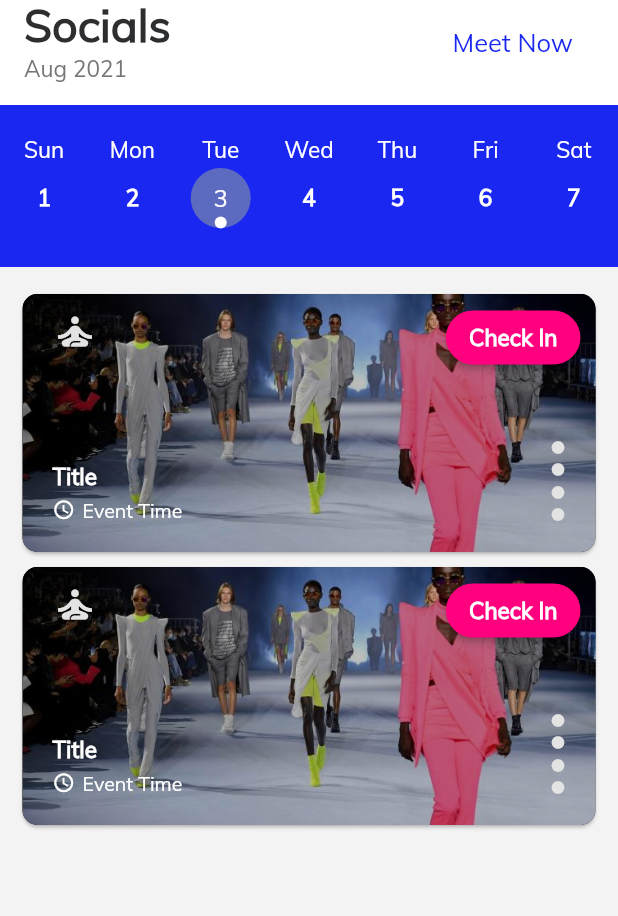
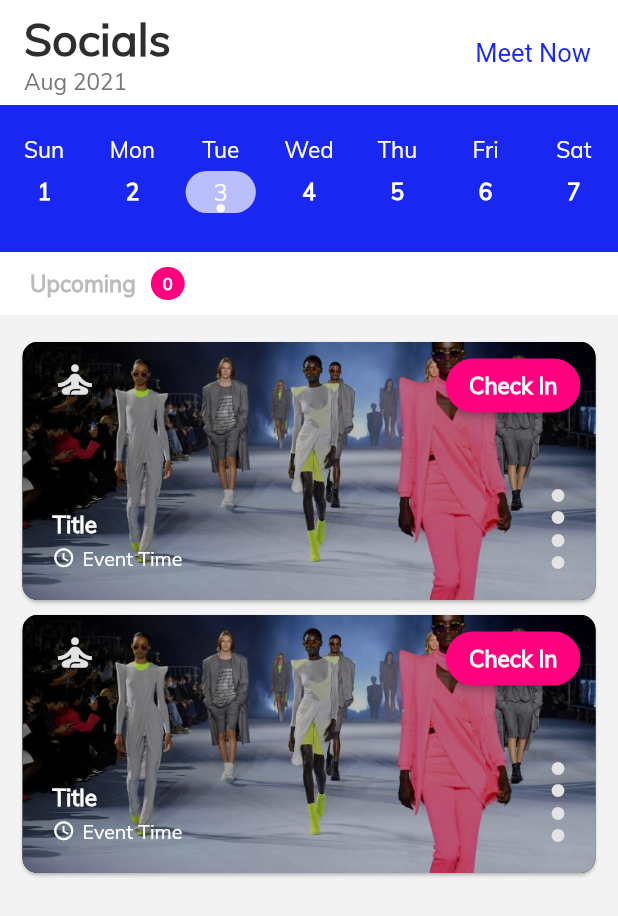
Before and after one commit to beachpebble/simposi, a Flutter app: the SimposiCalendar screen opened by its route, on a phone screen of 412 x 824 dp. Shown: the top 916 px of the screen. Run offline on Flutter 3.47's test engine with Material 2 defaults, Android fonts, the phone set to English and light mode, and no system bars; drawn by our look-alikes of table_calendar; our stand-ins replace bloc, cached_network_image, cookie_jar, dio, dio_cookie_manager, email_validator and 16 more; missing offline and left inert: google_maps_webservice; accounts and stored records are empty; generated files the repository leaves out were written again; network calls fail; project files that could hold a hidden picture were left out.

```diff
--- a/lib/calendar/calendarbackground.dart
+++ b/lib/calendar/calendarbackground.dart
@@ -39,7 +39,8 @@ class SimposiCalendarBackground extends StatelessWidget {
         SizedBox(height: 20.0),
         SmallPinkButton(
             buttonLabel: 'Meet Now',
-            nextPage: '/createevent'),
+            nextPage: '/createevent'
+        ),
       ],
     );
   }
--- a/lib/calendar/simposicalendar.dart
+++ b/lib/calendar/simposicalendar.dart
@@ -37,7 +37,6 @@ class _SimposiCalendarState extends State<SimposiCalendar> {
   @override
   void initState() {
     super.initState();
-
     _selectedDays.add(_focusedDay.value);
     _selectedEvents = ValueNotifier(_getEventsForDay(_focusedDay.value));
   }
@@ -115,23 +114,34 @@ class _SimposiCalendarState extends State<SimposiCalendar> {
             );
           },
         ),
-        simposiAction: SimposiTextButton(
-          buttonLabel: 'Meet Now',
-          // nextPage: '/createevent',
-          fontSize: 17,
-          fontWeight: FontWeight.w500,
-          onClick: () {},
+
+        simposiAction: Row(
+          children: [
+            TextButton(
+              child: Text('Meet Now',
+              style: TextStyle(
+                fontSize: 17
+                ),
+              ),
+              onPressed: () => {
+                Navigator.of(context).pushNamed('/createevent1'),
+              },
+            ),
+            SizedBox(width: 10),
+          ],
         ),
       ),
+
       body: Column(
         children: [
           // Calendar Style & Settings
           Container(
-            padding: const EdgeInsets.fromLTRB(0, 20, 0, 20),
+            padding: const EdgeInsets.symmetric(vertical: 20),
             color: SimposiAppColors.simposiDarkBlue,
             child: TableCalendar<Event>(
               firstDay: kFirstDay,
               lastDay: kLastDay,
+              // TODO: Add a Custom Focused Day via Focused Day Builder
               focusedDay: _focusedDay.value,
               headerVisible: false,
               selectedDayPredicate: (day) => _selectedDays.contains(day),
@@ -141,6 +151,8 @@ class _SimposiCalendarState extends State<SimposiCalendar> {
               rangeSelectionMode: _rangeSelectionMode,
               eventLoader: _getEventsForDay,
               onPageChanged: (focusedDay) => _focusedDay.value = focusedDay,
+              rowHeight: 40,
+              daysOfWeekHeight: 18,
               daysOfWeekStyle: DaysOfWeekStyle(
                 weekdayStyle: TextStyle(
                   color: Colors.white,
@@ -170,11 +182,60 @@ class _SimposiCalendarState extends State<SimposiCalendar> {
                   color: SimposiAppColors.simposiFadedBlue,
                   shape: BoxShape.circle,
                 ),
+                // Today Marker (Oval Bubble) //TODO: I think this is the one which needs to be overwritten for focused day
+                selectedDecoration: const BoxDecoration(
+                  shape: BoxShape.rectangle,
+                  color: Colors.white70,
+                  borderRadius: const BorderRadius.all(
+                    const Radius.circular(20),
+                  ),
+                ),
                 markerDecoration: BoxDecoration(
                   color: Colors.white,
                   shape: BoxShape.circle,
                 ),
               ),
+            ),
+          ),
+
+          // Upcoming Counter Bar
+          Container(
+            color: Colors.white,
+            padding: EdgeInsets.symmetric(horizontal: 20, vertical: 10),
+            child: Row(
+              children: [
+                Text('Upcoming',
+                  style: TextStyle(
+                    color: Color(0xFFBBBBBB),
+                    fontWeight: FontWeight.w900,
+                  ),
+                ),
+
+                SizedBox(width: 10),
+
+                Container(
+                  padding: EdgeInsets.symmetric(horizontal: 8, vertical: 4),
+                  decoration: new BoxDecoration(
+                    color: SimposiAppColors.simposiPink,
+                    borderRadius: BorderRadius.circular(20),
+                  ),
+                  constraints: BoxConstraints(
+                    minWidth: 20,
+                    minHeight: 20,
+                  ),
+                  child: Text(
+                    // TODO: Set Variable for Counter which displays RSVPs where status = Accepted or Created by ELSE display 0
+                    '0',
+                    style: TextStyle(
+                      color: Colors.white,
+                      fontSize: 11,
+                      fontWeight: FontWeight.w900,
+                    ),
+                    textAlign: TextAlign.center,
+                  ),
+                ),
+
+              ],
             ),
           ),
 
--- a/lib/calendar/socialsscreen.dart
+++ b/lib/calendar/socialsscreen.dart
@@ -20,19 +20,16 @@ class SocialsScreen extends StatelessWidget {
   Widget build(BuildContext context) => Scaffold(
         appBar: SimposiAppBar(
           simposiTitle: 'Socials',
-          simposiSubTitle: Text(
-            'Month',
-            style: TextStyle(
-              color: SimposiAppColors.simposiLightText,
-              fontSize: 13,
+          simposiSubTitle: Text('Month'),
+          simposiAction: TextButton(
+            child: Text('Meet Now',
+              style: TextStyle(
+                  fontSize: 17
+              ),
             ),
-          ),
-          simposiAction: SimposiTextButton(
-            buttonLabel: 'Meet Now',
-            // nextPage: '/eventlist',
-            fontSize: 19,
-            fontWeight: FontWeight.w500,
-            onClick: () {},
+            onPressed: () => {
+              Navigator.of(context).pushNamed('/createevent1'),
+            },
           ),
         ),
         body: Column(
--- a/lib/global/routegenerator.dart
+++ b/lib/global/routegenerator.dart
@@ -5,14 +5,15 @@
 *  Copyright ©2018-2021 Simposi Inc. All rights reserved.
 */
 
+// Global
 import 'package:flutter/material.dart';
 import 'package:flutter_bloc/flutter_bloc.dart';
-import 'package:simposi_app_v4/affinityindex/affinityratingcards.dart';
-import 'package:simposi_app_v4/affinityindex/reportuser.dart';
-import 'package:simposi_app_v4/authentication/createprofile/signup1_create_account/signup1_create_account_cubit.dart';
+import 'package:simposi_app_v4/global/theme/elements/formappbar.dart';
+import 'package:simposi_app_v4/global/theme/appcolors.dart';
 
 // Create Profile
 import 'package:simposi_app_v4/authentication/createprofile/signup1_create_account/signup1createaccount.dart';
+import 'package:simposi_app_v4/authentication/createprofile/signup1_create_account/signup1_create_account_cubit.dart';
 import 'package:simposi_app_v4/authentication/createprofile/signup2gender.dart';
 import 'package:simposi_app_v4/authentication/createprofile/signup3generation.dart';
 import 'package:simposi_app_v4/authentication/createprofile/signup4income.dart';
@@ -31,57 +32,56 @@ import 'package:simposi_app_v4/authentication/login/loginscreen/loginscreen.dart
 import 'package:simposi_app_v4/authentication/login/reset_password_complete/reset_password_complete_cubit.dart';
 import 'package:simposi_app_v4/authentication/login/reset_password_complete/reset_password_screen.dart';
 import 'package:simposi_app_v4/authentication/login/splash_screen.dart';
-import 'package:simposi_app_v4/authentication/login/change_password/change_password_screen.dart';
+import 'package:simposi_app_v4/bloc/auth/authentication_bloc.dart';
+import 'package:simposi_app_v4/calendar/simposicalendar.dart'; // Home/Socials
 
-// Login
-import 'package:simposi_app_v4/authentication/login/getstartedscreen.dart';
-import 'package:simposi_app_v4/authentication/login/loginscreen/loginscreen.dart';
-import 'package:simposi_app_v4/authentication/login/reset_password_complete/reset_password_complete_cubit.dart';
-import 'package:simposi_app_v4/authentication/login/reset_password_complete/reset_password_screen.dart';
-import 'package:simposi_app_v4/authentication/login/splash_screen.dart';
-import 'package:simposi_app_v4/bloc/auth/authentication_bloc.dart';
-import 'package:simposi_app_v4/calendar/simposicalendar.dart';
+// Manage Profile
+import 'package:simposi_app_v4/profile/profilescreen.dart';
+import 'package:simposi_app_v4/profile/profilemenu.dart';
+import 'package:simposi_app_v4/profile/editprofileform.dart';
+import 'package:simposi_app_v4/profile/emergencycontact.dart';
+import 'package:simposi_app_v4/profile/faqscreen.dart';
+import 'package:simposi_app_v4/profile/subscribe.dart';
+import 'package:simposi_app_v4/profile/invitationsettings.dart';
+import 'package:simposi_app_v4/profile/privacy.dart';
+import 'package:simposi_app_v4/profile/termsofuse.dart';
+import 'package:simposi_app_v4/repository/profile_repository.dart';
+import 'package:simposi_app_v4/profile/subscriptionpurchase.dart';
+
+// Alerts & Notifications
+import 'package:simposi_app_v4/notifications/alertsscreen.dart';
+import 'package:simposi_app_v4/notifications/newtimesuggestedalert.dart';
+import 'package:simposi_app_v4/notifications/youlikeeachother.dart';
+import 'package:simposi_app_v4/notifications/adminalert.dart';
+
+// Calendar (Home)
+import 'theme/elements/simposihome.dart';
+import 'package:simposi_app_v4/eventdetails/eventdetails.dart';
+import 'package:simposi_app_v4/eventdetails/eventwidgets/cancelrsvp.dart';
+import 'package:simposi_app_v4/eventdetails/eventwidgets/invitationcard.dart';
+import 'package:simposi_app_v4/eventdetails/eventwidgets/proposenewtime.dart';
+import 'package:simposi_app_v4/eventdetails/eventwidgets/reportevent.dart';
+
+// Create Event
+import 'package:simposi_app_v4/eventdetails/createevent1.dart';
+import 'package:simposi_app_v4/eventdetails/createevent2location.dart';
+import 'package:simposi_app_v4/eventdetails/createevent3tags.dart';
+import 'package:simposi_app_v4/eventdetails/createevent4gender.dart';
+import 'package:simposi_app_v4/eventdetails/createevent5generations.dart';
+import 'package:simposi_app_v4/eventdetails/createevent6income.dart';
+import 'package:simposi_app_v4/eventdetails/createevent7pickinvitation.dart';
 
 // Check In
 import 'package:simposi_app_v4/checkin/firsttoarrivemodal.dart';
 import 'package:simposi_app_v4/checkin/groupfinder.dart';
 import 'package:simposi_app_v4/checkin/groupfinderchat.dart';
+import 'package:simposi_app_v4/affinityindex/affinityratingcards.dart';
+import 'package:simposi_app_v4/affinityindex/reportuser.dart';
 
 // Discover
 import 'package:simposi_app_v4/discover/discoverscreen.dart';
 
-// POS
-import 'package:simposi_app_v4/eventdetails/createeventform.dart';
-import 'package:simposi_app_v4/eventdetails/eventdetails.dart';
-import 'package:simposi_app_v4/eventdetails/eventwidgets/cancelrsvp.dart';
-import 'package:simposi_app_v4/eventdetails/eventwidgets/invitationcard.dart';
-import 'package:simposi_app_v4/eventdetails/eventwidgets/proposenewtime.dart';
-import 'package:simposi_app_v4/eventdetails/eventwidgets/reportevent.dart';
-import 'package:simposi_app_v4/global/theme/appcolors.dart';
-import 'package:simposi_app_v4/global/theme/elements/formappbar.dart';
-import 'package:simposi_app_v4/notifications/adminalert.dart';
 
-// Alerts & Notifications
-import 'package:simposi_app_v4/notifications/alertsscreen.dart';
-import 'package:simposi_app_v4/notifications/newtimesuggestedalert.dart';
-import 'package:simposi_app_v4/notifications/youlikeeachother.dart';
-import 'package:simposi_app_v4/pos/pickinvitation.dart';
-import 'package:simposi_app_v4/pos/subscriptionpurchase.dart';
-import 'package:simposi_app_v4/profile/editprofileform.dart';
-import 'package:simposi_app_v4/profile/emergencycontact.dart';
-import 'package:simposi_app_v4/profile/faqscreen.dart';
-import 'package:simposi_app_v4/profile/invitationsettings.dart';
-import 'package:simposi_app_v4/profile/privacy.dart';
-import 'package:simposi_app_v4/profile/profilemenu.dart';
-
-// Manage Profile
-import 'package:simposi_app_v4/profile/profilescreen.dart';
-import 'package:simposi_app_v4/profile/subscribe.dart';
-import 'package:simposi_app_v4/profile/termsofuse.dart';
-import 'package:simposi_app_v4/repository/profile_repository.dart';
-
-// Calendar (Home)
-import 'theme/elements/simposihome.dart';
 
 class RouteGenerator {
   static const String FORGOT_PASSWORD_DL = "/ResetPassword?token=";
@@ -108,6 +108,7 @@ class RouteGenerator {
                       phone: settings.arguments as String),
                   child: ResetPasswordScreen(),
                 ));
+
       // Create Profile
       case '/signup1':
         return MaterialPageRoute(
@@ -153,7 +154,8 @@ class RouteGenerator {
                       profileRepository: context.read()),
                   child: SignUpForm8(),
                 ));
-      // Profile Screen
+
+      // Manage Profile
       case '/profilescreen':
         return MaterialPageRoute(builder: (_) => ProfileScreen());
       case '/subscribe':
@@ -168,8 +170,13 @@ class RouteGenerator {
         return MaterialPageRoute(builder: (_) => EmergencyContact());
       case '/faq':
         return MaterialPageRoute(builder: (_) => FAQScreen());
+      case '/privacy' :
+        return MaterialPageRoute(builder: (_) => PrivacyScreen());
       case '/tou':
         return MaterialPageRoute(builder: (_) => TermsOfUse());
+      case '/subscriptionpurchase' :
+        return MaterialPageRoute(builder: (_) => SubscriptionPurchase());
+
       // Calendar
       case '/home':
         return MaterialPageRoute(builder: (_) => SimposiHome());
@@ -185,6 +192,7 @@ class RouteGenerator {
         return MaterialPageRoute(builder: (_) => ProposeNewTime());
       case '/reportevent':
         return MaterialPageRoute(builder: (_) => ReportEvent());
+
       // Check In
       case '/firsttoarrive':
         return MaterialPageRoute(builder: (_) => FirstToArrive());
@@ -198,9 +206,27 @@ class RouteGenerator {
         return MaterialPageRoute(builder: (_) => ReportUser());
       case '/connect':
         return MaterialPageRoute(builder: (_) => YouLikeEachOther());
+
+    // Create Event
+      case '/createevent1' :
+        return MaterialPageRoute(builder: (_) => CreateEvent1());
+      case '/createevent2' :
+        return MaterialPageRoute(builder: (_) => CreateEvent2());
+      case '/createevent3' :
+        return MaterialPageRoute(builder: (_) => CreateEvent3());
+      case '/createevent4' :
+        return MaterialPageRoute(builder: (_) => CreateEvent4());
+      case '/createevent5' :
+        return MaterialPageRoute(builder: (_) => CreateEvent5());
+      case '/createevent6' :
+        return MaterialPageRoute(builder: (_) => CreateEvent6());
+      case '/createevent7' :
+        return MaterialPageRoute(builder: (_) => CreateEvent7());
+
       // Discover
       case '/discoverscreen':
         return MaterialPageRoute(builder: (_) => DiscoverScreen());
+
       // Alerts & Notifications
       case '/adminalert':
         return MaterialPageRoute(builder: (_) => AdminAlert());
@@ -210,18 +236,7 @@ class RouteGenerator {
         return MaterialPageRoute(builder: (_) => NewTimeSuggestedAlert());
       case '/youlikeeachother':
         return MaterialPageRoute(builder: (_) => YouLikeEachOther());
-      // POS
-      case '/createevent':
-        return MaterialPageRoute(builder: (_) => CreateEventForm());
-      case '/pickinvitation':
-        return MaterialPageRoute(builder: (_) => PickInvitation());
-      case '/subscriptionpurchase':
-        return MaterialPageRoute(builder: (_) => SubscriptionPurchase());
-      // About
-      case '/privacy':
-        return MaterialPageRoute(builder: (_) => PrivacyScreen());
-      case '/termsofuse':
-        return MaterialPageRoute(builder: (_) => TermsOfUse());
+
 
       // Default Error Message
       default:
--- a/lib/global/theme/elements/simposiappbar.dart
+++ b/lib/global/theme/elements/simposiappbar.dart
@@ -36,12 +36,14 @@ class SimposiAppBar extends StatelessWidget with PreferredSizeWidget {
     return AppBar(
       centerTitle: false,
       elevation: 0.0,
+      toolbarHeight: 75,
       backgroundColor: Colors.white,
       foregroundColor: SimposiAppColors.simposiDarkGrey,
       title: Container(
-        height: 60,
+        height: 68,
         child: Column(
           crossAxisAlignment: CrossAxisAlignment.start,
+          mainAxisAlignment: MainAxisAlignment.end,
           children: [
             Text(
               simposiTitle,
@@ -56,6 +58,7 @@ class SimposiAppBar extends StatelessWidget with PreferredSizeWidget {
               children: [
                 if (simposiSubTitle != null)
                   simposiSubTitle,
+                SizedBox(height: 5),
               ],
             )
           ],
--- a/lib/pos/pickinvitation.dart
+++ /dev/null
@@ -1,23 +0,0 @@
-/*
-*  pickinvitation.dart
-*  Simposi App Designs V4.0
-*  Created by Simposi Inc.
-*  Copyright ©2018-2021 Simposi Inc. All rights reserved.
-*/
-
-import 'dart:ui';
-import 'package:flutter/material.dart';
-import 'package:simposi_app_v4/global/theme/appcolors.dart';
-import 'package:simposi_app_v4/global/theme/elements/formappbar.dart';
-import '../global/theme/elements/simposiappbar.dart';
-import 'package:simposi_app_v4/global/theme/theme.dart';
-import '../global/routegenerator.dart';
-
-class PickInvitation extends StatelessWidget {
-  @override
-  Widget build(BuildContext context) => Scaffold(
-    appBar: BasicFormAppBar(),
-
-        body: Text('Pick Invitation'),
-      );
-}
--- a/lib/pos/subscriptionpurchase.dart
+++ b/lib/profile/subscriptionpurchase.dart
@@ -7,10 +7,6 @@
 
 import 'dart:ui';
 import 'package:flutter/material.dart';
-import 'package:simposi_app_v4/global/theme/appcolors.dart';
-import '../global/theme/elements/simposiappbar.dart';
-import 'package:simposi_app_v4/global/theme/theme.dart';
-import '../global/routegenerator.dart';
 
 class SubscriptionPurchase extends StatelessWidget {
   @override
```
